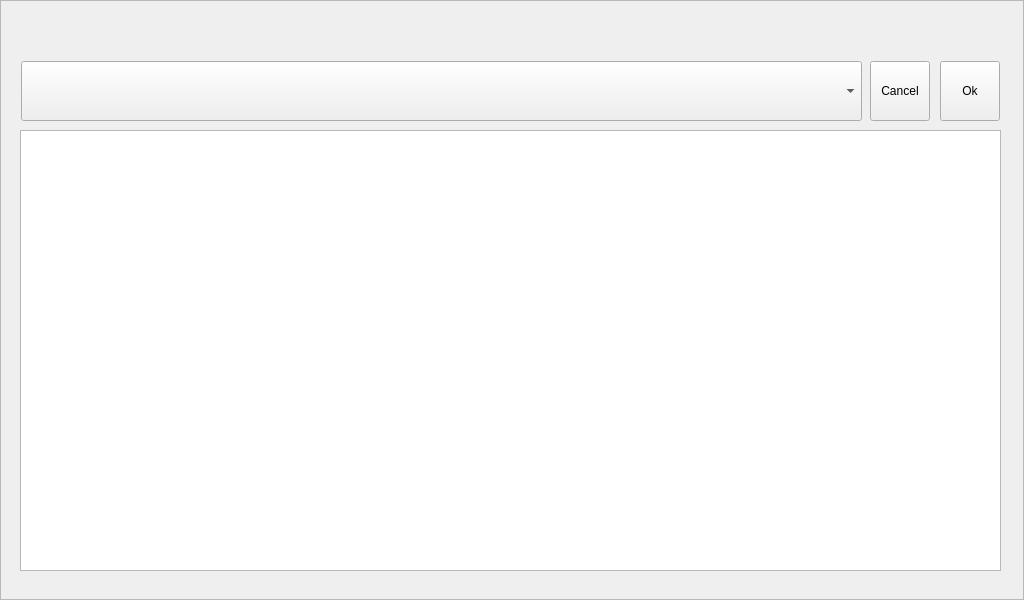
First picture: the form in apps/NxVideoPlayer/PlayListVideoFrame.ui, repository NexellCorp/linux_sdk_displayaudio, before the edit.
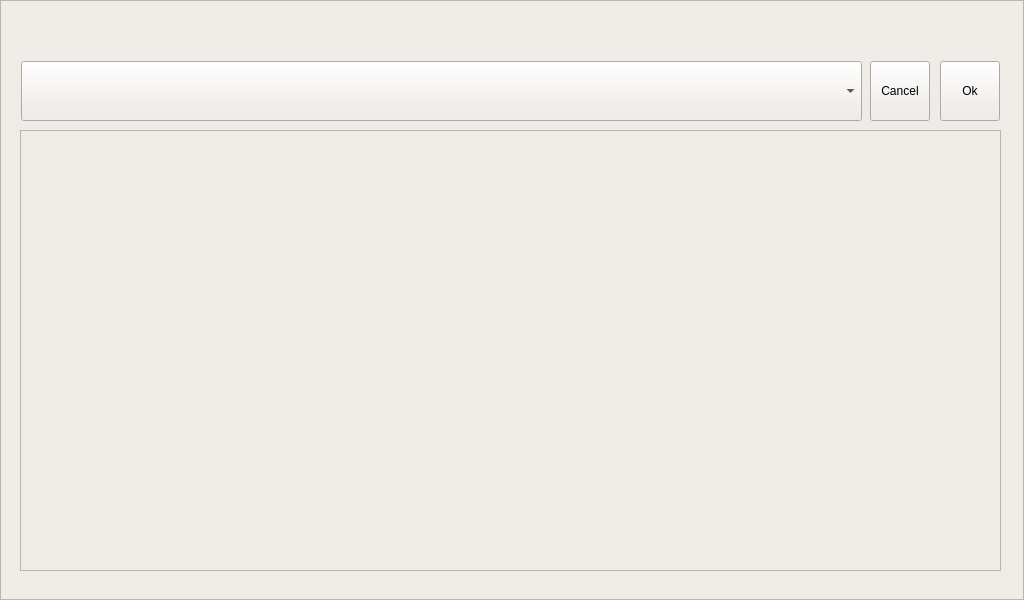
Second picture: the form after the edit.

Diff of the .ui file:
```diff
--- a/apps/NxVideoPlayer/PlayListVideoFrame.ui
+++ b/apps/NxVideoPlayer/PlayListVideoFrame.ui
@@ -14,10 +14,11 @@
    <string>Frame</string>
   </property>
   <property name="autoFillBackground">
-   <bool>true</bool>
+   <bool>false</bool>
   </property>
   <property name="styleSheet">
-   <string notr="true">color: rgb(1,1,1);</string>
+   <string notr="true">background-color: rgb(239, 235, 231);
+color: rgb(1,1,1);</string>
   </property>
   <property name="frameShape">
    <enum>QFrame::StyledPanel</enum>
```
Left out of the diff: 2 changed lines with no effect on the pictures.
